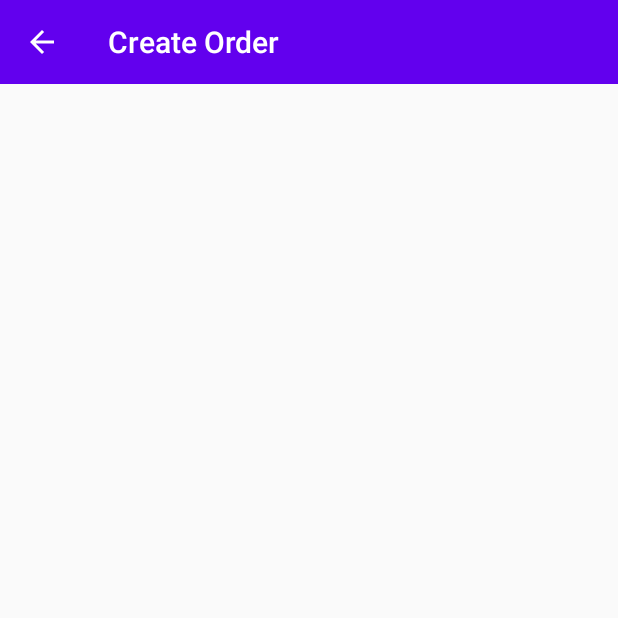
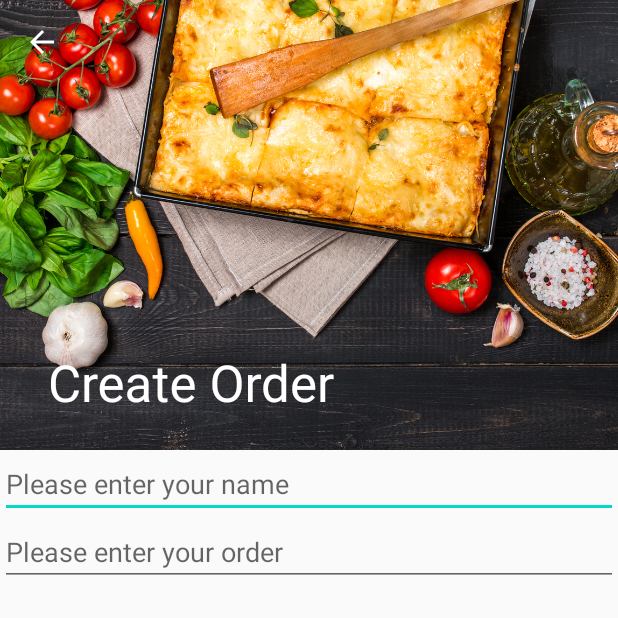
Before and after one commit to damarendra/hfad.bitsandpizza, an Android app: the OrderActivity screen opened directly, with no data from a screen before it, on a phone screen of 412 x 824 dp, the top half of it. Run offline under Robolectric (Android 15) with nearby library versions, the phone set to English and light mode, and no system bars.

Commit message:
modified create order activity ui, added collapsing app bar, background image, and some text

```diff
--- a/app/src/main/res/layout/activity_order.xml
+++ b/app/src/main/res/layout/activity_order.xml
@@ -1,5 +1,5 @@
 <?xml version="1.0" encoding="utf-8"?>
-<androidx.constraintlayout.widget.ConstraintLayout
+<androidx.coordinatorlayout.widget.CoordinatorLayout
     xmlns:android="http://schemas.android.com/apk/res/android"
     xmlns:app="http://schemas.android.com/apk/res-auto"
     xmlns:tools="http://schemas.android.com/tools"
@@ -7,13 +7,71 @@
     android:layout_height="match_parent"
     tools:context=".OrderActivity">
 
-    <include
-        android:id="@+id/include_toolbar"
-        layout="@layout/toolbar_main"
-        android:layout_width="0dp"
-        android:layout_height="?attr/actionBarSize"
-        app:layout_constraintEnd_toEndOf="parent"
-        app:layout_constraintStart_toStartOf="parent"
-        app:layout_constraintTop_toTopOf="parent" />
+    <com.google.android.material.appbar.AppBarLayout
+        android:layout_width="match_parent"
+        android:layout_height="300dp"
+        android:theme="@style/ThemeOverlay.AppCompat.Dark.ActionBar">
 
-</androidx.constraintlayout.widget.ConstraintLayout>
+        <com.google.android.material.appbar.CollapsingToolbarLayout
+            android:layout_width="match_parent"
+            android:layout_height="match_parent"
+            app:layout_scrollFlags="scroll|exitUntilCollapsed"
+            app:contentScrim="@color/colorPrimary"
+            >
+
+            <ImageView
+                android:layout_width="match_parent"
+                android:layout_height="match_parent"
+                android:src="@drawable/restaurant"
+                android:scaleType="centerCrop"
+                android:contentDescription="@string/restaurant_image"
+                app:layout_collapseMode="parallax"
+                />
+
+<!--            <include-->
+<!--                layout="@layout/toolbar_main"-->
+<!--                android:layout_width="match_parent"-->
+<!--                android:layout_height="?attr/actionBarSize"-->
+<!--                app:layout_collapseMode="pin"-->
+<!--                />-->
+
+            <androidx.appcompat.widget.Toolbar
+                android:id="@+id/toolbar"
+                android:layout_width="match_parent"
+                android:layout_height="?attr/actionBarSize"
+                app:layout_collapseMode="pin"
+            />
+
+        </com.google.android.material.appbar.CollapsingToolbarLayout>
+
+    </com.google.android.material.appbar.AppBarLayout>
+
+    <androidx.core.widget.NestedScrollView
+        android:layout_width="match_parent"
+        android:layout_height="match_parent"
+        app:layout_behavior="com.google.android.material.appbar.AppBarLayout$ScrollingViewBehavior"
+        >
+
+        <LinearLayout
+            android:layout_width="match_parent"
+            android:layout_height="match_parent"
+            android:orientation="vertical"
+            >
+
+            <EditText
+                android:layout_width="match_parent"
+                android:layout_height="wrap_content"
+                android:hint="@string/order_name_hint"
+                />
+
+            <EditText
+                android:layout_width="match_parent"
+                android:layout_height="wrap_content"
+                android:hint="@string/order_details_hint"
+                />
+
+        </LinearLayout>
+
+    </androidx.core.widget.NestedScrollView>
+
+</androidx.coordinatorlayout.widget.CoordinatorLayout>
--- a/app/src/main/res/layout/toolbar_main.xml
+++ b/app/src/main/res/layout/toolbar_main.xml
@@ -1,20 +1,17 @@
 <?xml version="1.0" encoding="utf-8"?>
-<androidx.constraintlayout.widget.ConstraintLayout
+<LinearLayout
     xmlns:android="http://schemas.android.com/apk/res/android"
     xmlns:app="http://schemas.android.com/apk/res-auto"
     android:layout_width="match_parent"
-    android:layout_height="match_parent">
+    android:layout_height="match_parent"
+    >
 
     <androidx.appcompat.widget.Toolbar
         android:id="@+id/toolbar"
-        android:layout_width="0dp"
+        android:layout_width="match_parent"
         android:layout_height="?attr/actionBarSize"
         android:background="?attr/colorPrimary"
         android:minHeight="?attr/actionBarSize"
-        android:theme="@style/ThemeOverlay.AppCompat.Dark.ActionBar"
-        app:layout_constraintEnd_toEndOf="parent"
-        app:layout_constraintStart_toStartOf="parent"
-        app:layout_constraintTop_toTopOf="parent"
         />
 
-</androidx.constraintlayout.widget.ConstraintLayout>
+</LinearLayout>
--- a/app/src/main/res/values/strings.xml
+++ b/app/src/main/res/values/strings.xml
@@ -29,4 +29,6 @@
         friends and family. We believe that good food is best enjoyed while
         staring at your phone.
     </string>
+    <string name="order_name_hint">Please enter your name</string>
+    <string name="order_details_hint">Please enter your order</string>
 </resources>
```
